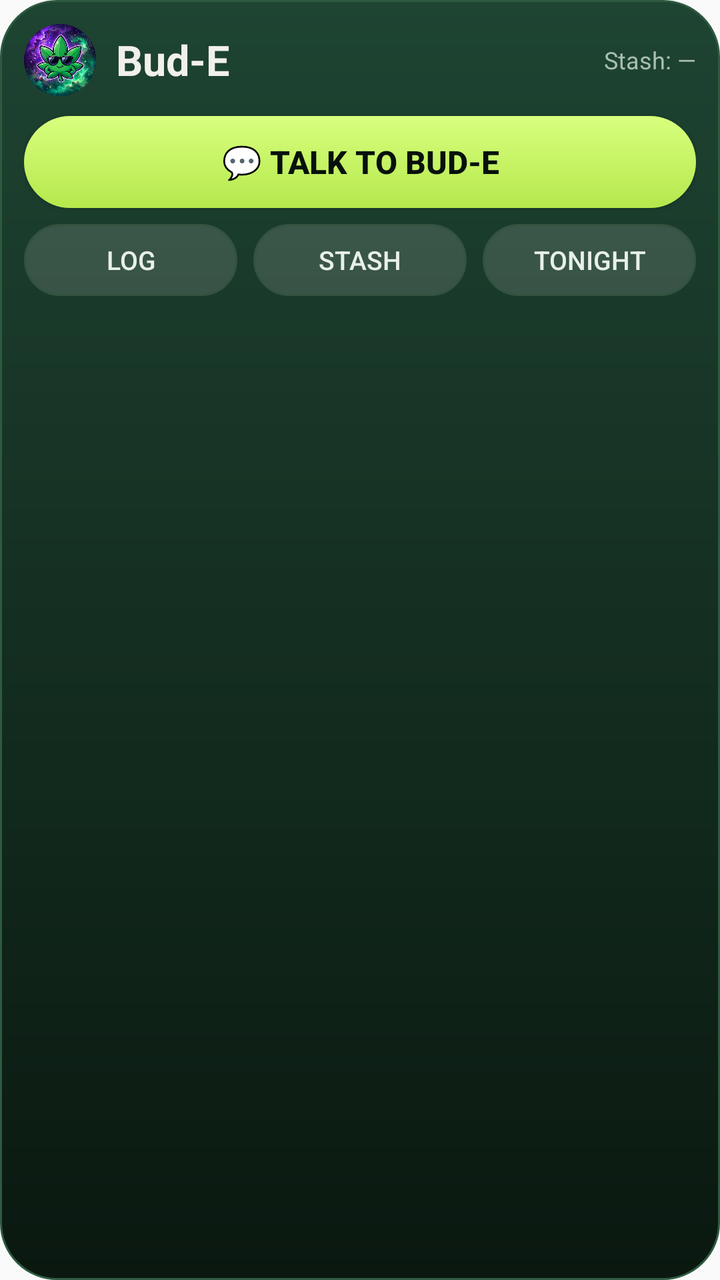
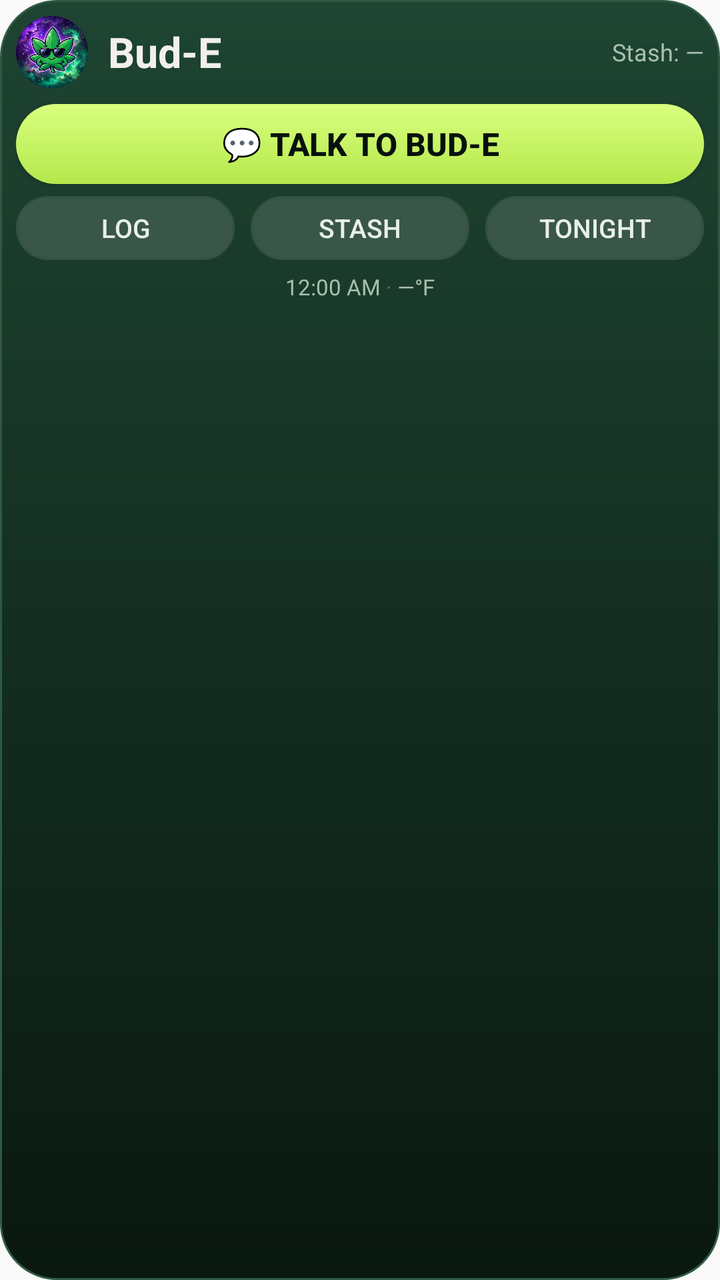

The first picture is an Android layout as it rendered before a commit; the second is the same layout after the commit. The layout source and the unified diff follow.
<!-- AndroidManifest.xml: application theme AppTheme -->
<!-- res/layout/bud_e_widget.xml -->
<?xml version="1.0" encoding="utf-8"?>
<LinearLayout xmlns:android="http://schemas.android.com/apk/res/android"
    android:layout_width="match_parent"
    android:layout_height="match_parent"
    android:background="@drawable/bud_e_widget_bg"
    android:orientation="vertical"
    android:padding="12dp">

    <LinearLayout
        android:id="@+id/widget_header"
        android:layout_width="match_parent"
        android:layout_height="wrap_content"
        android:gravity="center_vertical"
        android:orientation="horizontal">

        <ImageView
            android:id="@+id/widget_leaf"
            android:layout_width="36dp"
            android:layout_height="36dp"
            android:contentDescription="Bud-E"
            android:scaleType="fitCenter"
            android:src="@drawable/bud_e_bubble_icon" />

        <TextView
            android:id="@+id/widget_title"
            android:layout_width="wrap_content"
            android:layout_height="wrap_content"
            android:layout_marginStart="10dp"
            android:text="Bud-E"
            android:textColor="#f2f0eb"
            android:textSize="21sp"
            android:textStyle="bold" />

        <TextView
            android:id="@+id/widget_stash"
            android:layout_width="0dp"
            android:layout_height="wrap_content"
            android:layout_marginStart="12dp"
            android:layout_weight="1"
            android:gravity="end"
            android:maxLines="1"
            android:text="Stash: —"
            android:textColor="#a9bfae"
            android:textSize="12sp" />
    </LinearLayout>

    <Button
        android:id="@+id/widget_talk"
        android:layout_width="match_parent"
        android:layout_height="46dp"
        android:layout_marginTop="10dp"
        android:background="@drawable/bud_e_widget_btn_talk"
        android:minHeight="0dp"
        android:text="💬 Talk to Bud-E"
        android:textColor="#07110c"
        android:textSize="16sp"
        android:textStyle="bold" />

    <LinearLayout
        android:layout_width="match_parent"
        android:layout_height="wrap_content"
        android:layout_marginTop="8dp"
        android:orientation="horizontal">

        <Button
            android:id="@+id/widget_log"
            android:layout_width="0dp"
            android:layout_height="36dp"
            android:layout_weight="1"
            android:background="@drawable/bud_e_widget_btn_ghost"
            android:minHeight="0dp"
            android:text="Log"
            android:textColor="#e8f0e8"
            android:textSize="13sp" />

        <Button
            android:id="@+id/widget_stash_btn"
            android:layout_width="0dp"
            android:layout_height="36dp"
            android:layout_marginStart="8dp"
            android:layout_weight="1"
            android:background="@drawable/bud_e_widget_btn_ghost"
            android:minHeight="0dp"
            android:text="Stash"
            android:textColor="#e8f0e8"
            android:textSize="13sp" />

        <Button
            android:id="@+id/widget_tonight"
            android:layout_width="0dp"
            android:layout_height="36dp"
            android:layout_marginStart="8dp"
            android:layout_weight="1"
            android:background="@drawable/bud_e_widget_btn_ghost"
            android:minHeight="0dp"
            android:text="Tonight"
            android:textColor="#e8f0e8"
            android:textSize="13sp" />
    </LinearLayout>
</LinearLayout>
<!-- resources referenced by this layout -->
<resources>
  <!-- drawable bud_e_bubble_icon: png bitmap (drawable-xxxhdpi, 317716 bytes) -->
  <!-- drawable bud_e_widget_bg (drawable) -->
  <?xml version="1.0" encoding="utf-8"?>
  <shape xmlns:android="http://schemas.android.com/apk/res/android"
      android:shape="rectangle">
      <gradient
          android:startColor="#1e4432"
          android:endColor="#0a1810"
          android:angle="270" />
      <stroke
          android:width="1dp"
          android:color="#2e5a40" />
      <corners android:radius="28dp" />
  </shape>
  <!-- drawable bud_e_widget_btn_ghost (drawable) -->
  <?xml version="1.0" encoding="utf-8"?>
  <shape xmlns:android="http://schemas.android.com/apk/res/android"
      android:shape="rectangle">
      <solid android:color="#22FFFFFF" />
      <stroke
          android:width="1dp"
          android:color="#33523f" />
      <corners android:radius="20dp" />
  </shape>
  <!-- drawable bud_e_widget_btn_talk (drawable) -->
  <?xml version="1.0" encoding="utf-8"?>
  <shape xmlns:android="http://schemas.android.com/apk/res/android"
      android:shape="rectangle">
      <gradient
          android:startColor="#d8ff7e"
          android:endColor="#b5e84c"
          android:angle="270" />
      <corners android:radius="24dp" />
  </shape>
  <style name="AppTheme" parent="Theme.AppCompat.Light.DarkActionBar">
          
          <item name="colorPrimary">@color/colorPrimary</item>
          <item name="colorPrimaryDark">@color/colorPrimaryDark</item>
          <item name="colorAccent">@color/colorAccent</item>
      </style>
</resources>

<!-- the commit's change to res/layout/bud_e_widget.xml (unified diff, before → after) -->
@@ -4,7 +4,7 @@
     android:layout_height="match_parent"
     android:background="@drawable/bud_e_widget_bg"
     android:orientation="vertical"
-    android:padding="12dp">
+    android:padding="8dp">
 
     <LinearLayout
         android:id="@+id/widget_header"
@@ -47,8 +47,8 @@
     <Button
         android:id="@+id/widget_talk"
         android:layout_width="match_parent"
-        android:layout_height="46dp"
-        android:layout_marginTop="10dp"
+        android:layout_height="40dp"
+        android:layout_marginTop="8dp"
         android:background="@drawable/bud_e_widget_btn_talk"
         android:minHeight="0dp"
         android:text="💬 Talk to Bud-E"
@@ -59,13 +59,13 @@
     <LinearLayout
         android:layout_width="match_parent"
         android:layout_height="wrap_content"
-        android:layout_marginTop="8dp"
+        android:layout_marginTop="6dp"
         android:orientation="horizontal">
 
         <Button
             android:id="@+id/widget_log"
             android:layout_width="0dp"
-            android:layout_height="36dp"
+            android:layout_height="32dp"
             android:layout_weight="1"
             android:background="@drawable/bud_e_widget_btn_ghost"
             android:minHeight="0dp"
@@ -76,7 +76,7 @@
         <Button
             android:id="@+id/widget_stash_btn"
             android:layout_width="0dp"
-            android:layout_height="36dp"
+            android:layout_height="32dp"
             android:layout_marginStart="8dp"
             android:layout_weight="1"
             android:background="@drawable/bud_e_widget_btn_ghost"
@@ -88,7 +88,7 @@
         <Button
             android:id="@+id/widget_tonight"
             android:layout_width="0dp"
-            android:layout_height="36dp"
+            android:layout_height="32dp"
             android:layout_marginStart="8dp"
             android:layout_weight="1"
             android:background="@drawable/bud_e_widget_btn_ghost"
@@ -97,4 +97,37 @@
             android:textColor="#e8f0e8"
             android:textSize="13sp" />
     </LinearLayout>
+
+    <LinearLayout
+        android:layout_width="match_parent"
+        android:layout_height="wrap_content"
+        android:layout_marginTop="6dp"
+        android:gravity="center_horizontal"
+        android:orientation="horizontal">
+
+        <TextClock
+            android:id="@+id/widget_time"
+            android:layout_width="wrap_content"
+            android:layout_height="wrap_content"
+            android:format12Hour="h:mm a"
+            android:format24Hour="H:mm"
+            android:textColor="#a9bfae"
+            android:textSize="11sp" />
+
+        <TextView
+            android:layout_width="wrap_content"
+            android:layout_height="wrap_content"
+            android:text=" · "
+            android:textColor="#5a6b5e"
+            android:textSize="11sp" />
+
+        <TextView
+            android:id="@+id/widget_weather"
+            android:layout_width="wrap_content"
+            android:layout_height="wrap_content"
+            android:maxLines="1"
+            android:text="—°F"
+            android:textColor="#a9bfae"
+            android:textSize="11sp" />
+    </LinearLayout>
 </LinearLayout>
